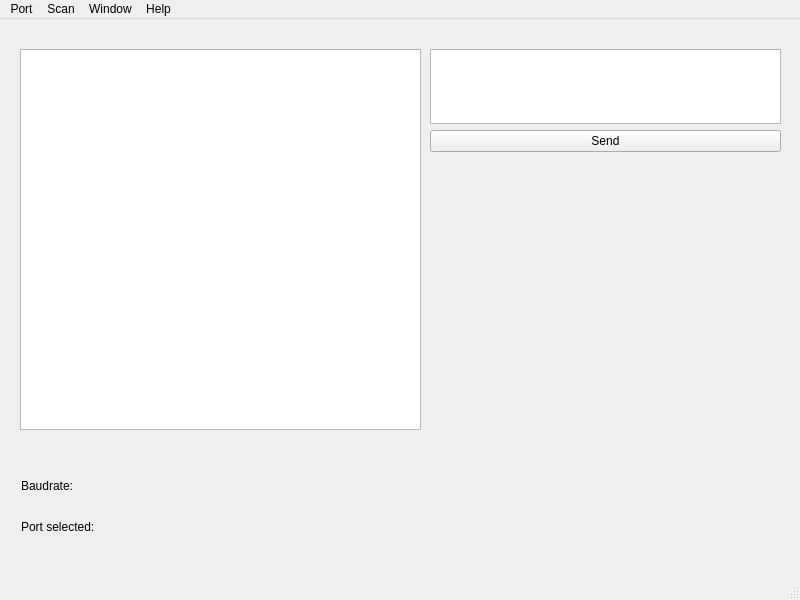
SHEST4/serial_reader, file serial_reader/mainwindow.ui: the form before one commit.
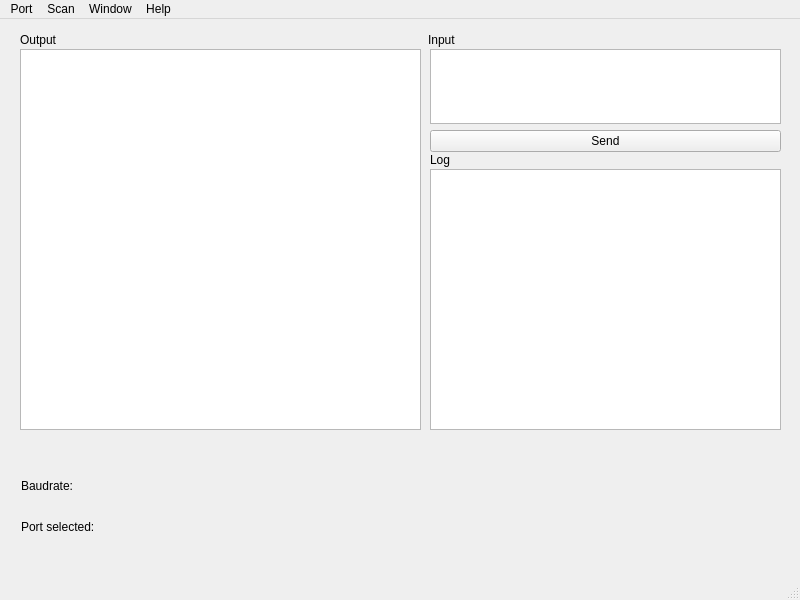
The form after the commit.

Diff of the .ui file:
```diff
--- a/serial_reader/mainwindow.ui
+++ b/serial_reader/mainwindow.ui
@@ -75,7 +75,7 @@
      </item>
     </layout>
    </widget>
-   <widget class="QWidget" name="">
+   <widget class="QWidget" name="layoutWidget">
     <property name="geometry">
      <rect>
       <x>21</x>
@@ -101,7 +101,7 @@
      </item>
     </layout>
    </widget>
-   <widget class="QWidget" name="">
+   <widget class="QWidget" name="layoutWidget">
     <property name="geometry">
      <rect>
       <x>21</x>
@@ -127,6 +127,55 @@
      </item>
     </layout>
    </widget>
+   <widget class="QTextBrowser" name="Log">
+    <property name="geometry">
+     <rect>
+      <x>430</x>
+      <y>150</y>
+      <width>351</width>
+      <height>261</height>
+     </rect>
+    </property>
+   </widget>
+   <widget class="QLabel" name="output_label">
+    <property name="geometry">
+     <rect>
+      <x>20</x>
+      <y>10</y>
+      <width>49</width>
+      <height>21</height>
+     </rect>
+    </property>
+    <property name="text">
+     <string>Output</string>
+    </property>
+   </widget>
+   <widget class="QLabel" name="input_label">
+    <property name="geometry">
+     <rect>
+      <x>428</x>
+      <y>11</y>
+      <width>61</width>
+      <height>20</height>
+     </rect>
+    </property>
+    <property name="text">
+     <string>Input</string>
+    </property>
+   </widget>
+   <widget class="QLabel" name="log_label">
+    <property name="geometry">
+     <rect>
+      <x>430</x>
+      <y>131</y>
+      <width>49</width>
+      <height>20</height>
+     </rect>
+    </property>
+    <property name="text">
+     <string>Log</string>
+    </property>
+   </widget>
   </widget>
   <widget class="QMenuBar" name="menubar">
    <property name="geometry">
```
